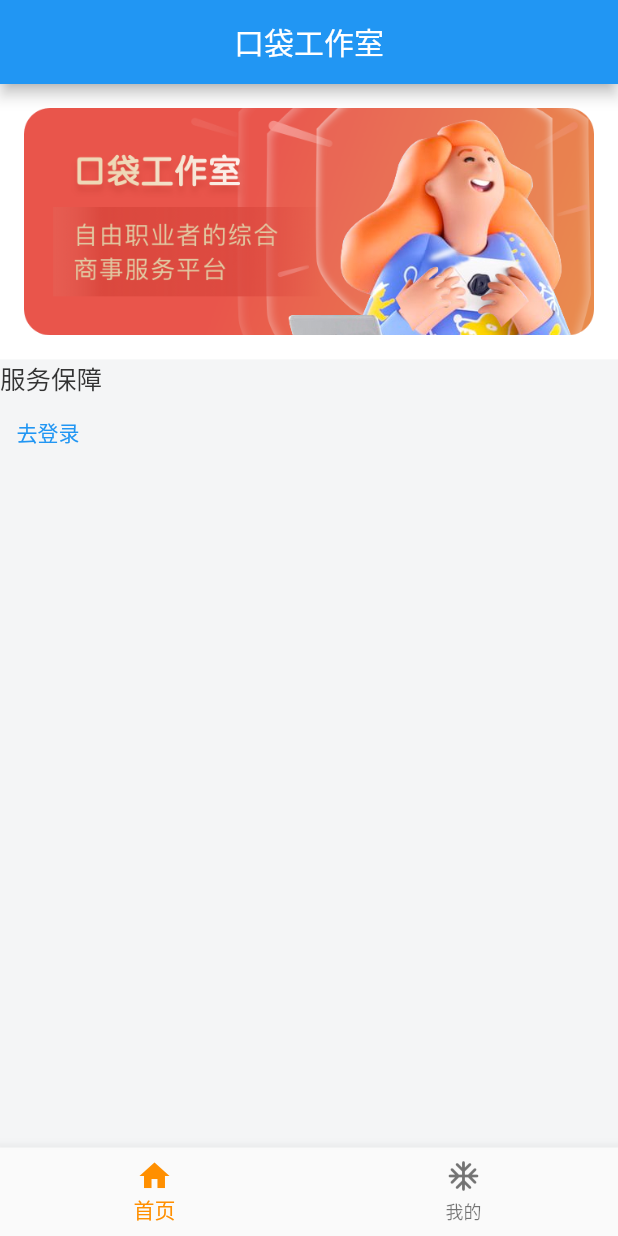
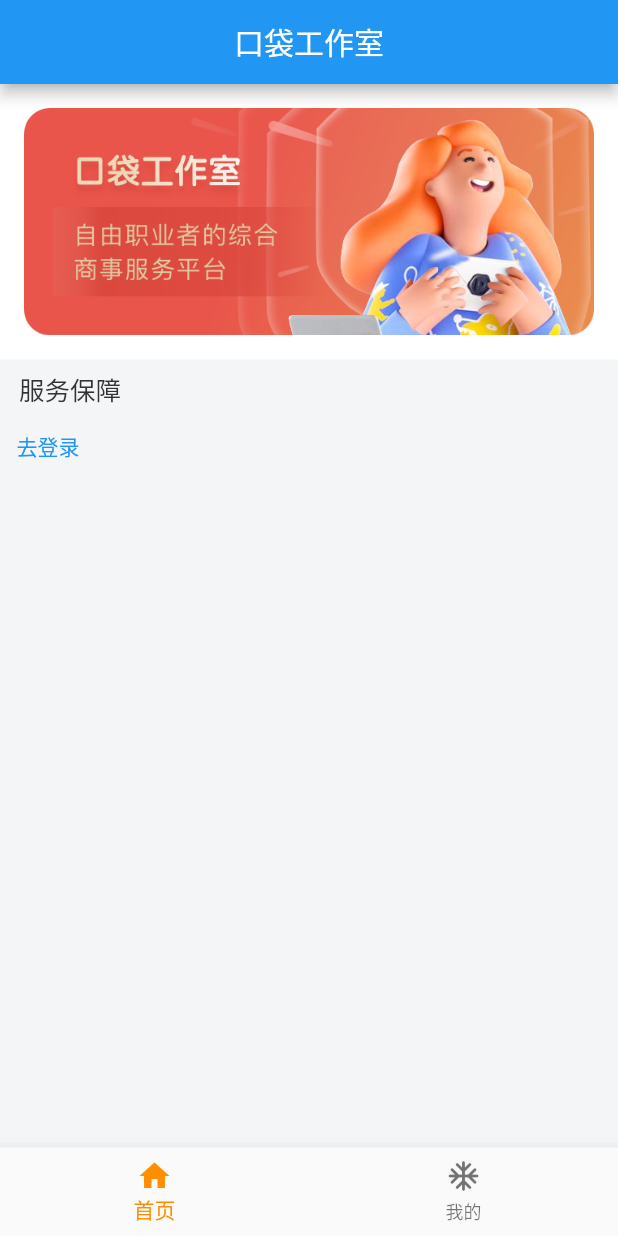
Before and after one commit to hyy984750073/fat_cat, a Flutter app: the screen it shows after launch, on a phone screen of 412 x 824 dp. Run offline on Flutter 3.47's test engine with Material 2 defaults, Android fonts, the light colour scheme and no system bars.

Commit message:
Text文本缩进

```diff
--- a/lib/pages/home.dart
+++ b/lib/pages/home.dart
@@ -8,6 +8,7 @@ class HomePage extends StatelessWidget {
     return Scaffold(
       extendBody: true,
       backgroundColor: const Color(0xfff4f5f6),
+      // backgroundColor: const Color(0xff000000),
       appBar: AppBar(
         centerTitle: true,
         title: const Text('口袋工作室'),
@@ -29,9 +30,10 @@ class HomePage extends StatelessWidget {
             ),
           ),
           const Text(
-            '服务保障',
+            '\t  服务保障', // 文本缩进
             style: TextStyle(
               fontSize: 17,
+              height: 2.0,
               color: Color(0xff333333),
             )
           ),
```
